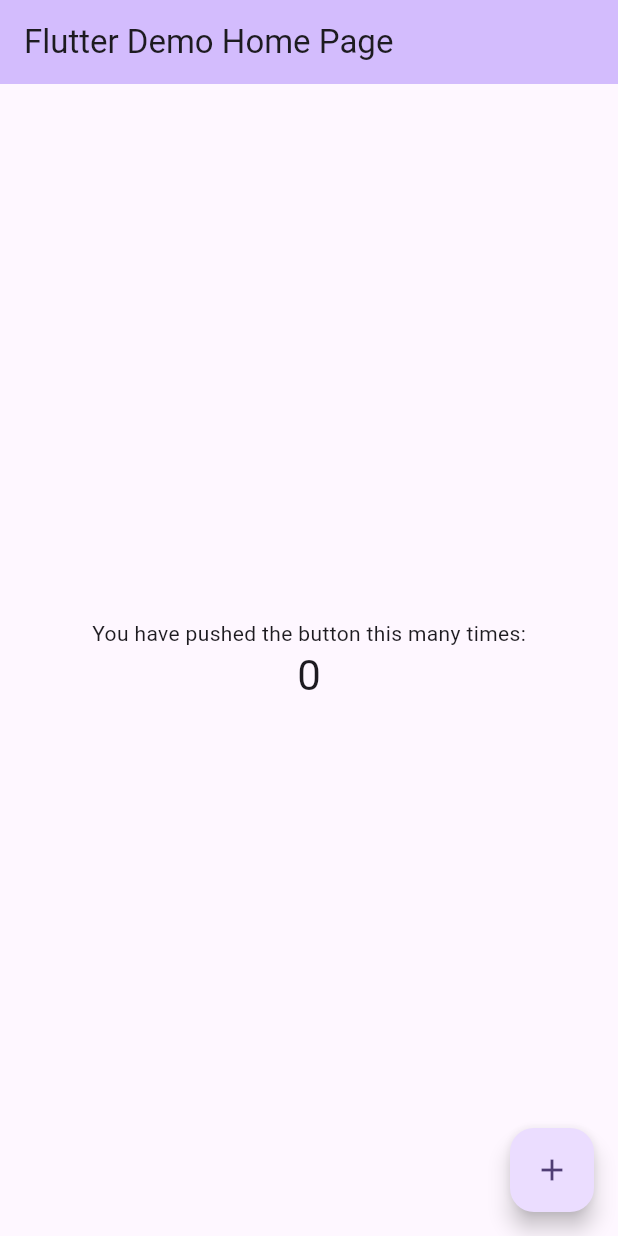
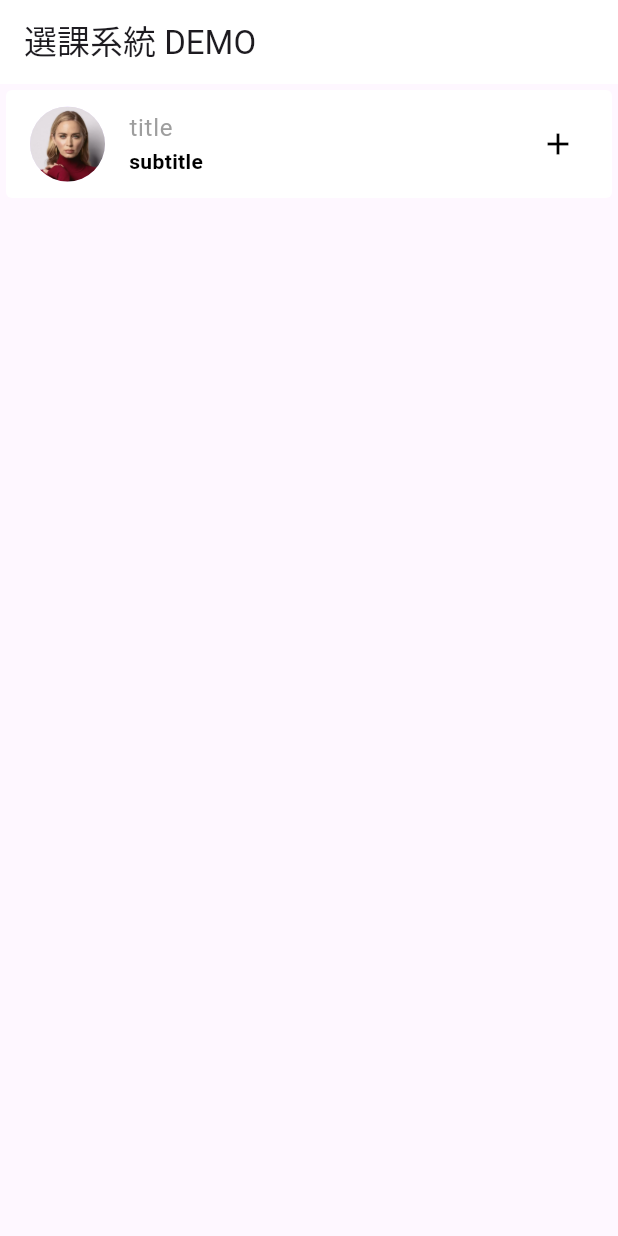
Before and after one commit to EarnyHwang/course_demo, a Flutter app: the screen it shows after launch, on a phone screen of 412 x 824 dp. Run offline on Flutter 3.47's test engine with Material 2 defaults, Android fonts, the phone set to English and light mode, and no system bars; our stand-ins replace sqflite, sqflite_common_ffi; missing offline and left inert: dart:ffi; accounts and stored records are empty.

Commit message:
元件還沒切好的版本

```diff
--- a/lib/main.dart
+++ b/lib/main.dart
@@ -4,7 +4,9 @@ import 'model/teacher.dart';
 import 'model/course.dart';
 import 'model/course_time.dart';
 import 'package:flutter/material.dart';
+import 'package:flutter/foundation.dart' show kIsWeb;
 import 'dart:developer' as developer;
+import 'package:url_launcher/url_launcher.dart';
 
 void main() {
   runApp(const MyApp());
@@ -24,22 +26,13 @@ class MyApp extends StatelessWidget {
         colorScheme: ColorScheme.fromSeed(seedColor: Colors.deepPurple),
         useMaterial3: true,
       ),
-      home: const MyHomePage(title: 'Flutter Demo Home Page'),
+      home: const MyHomePage(title: '選課系統 DEMO'),
     );
   }
 }
 
 class MyHomePage extends StatefulWidget {
   const MyHomePage({super.key, required this.title});
-
-  // This widget is the home page of your application. It is stateful, meaning
-  // that it has a State object (defined below) that contains fields that affect
-  // how it looks.
-
-  // This class is the configuration for the state. It holds the values (in this
-  // case the title) provided by the parent (in this case the App widget) and
-  // used by the build method of the State. Fields in a Widget subclass are
-  // always marked "final".
 
   final String title;
 
@@ -48,106 +41,139 @@ class MyHomePage extends StatefulWidget {
 }
 
 class _MyHomePageState extends State<MyHomePage> {
+  bool isExpanded = false;
+
   _MyHomePageState() {
     databaseService = DatabaseService();
     databaseService.initDatabase();
-    developer.log("_MyHomePageState");
-  }
-
-  int _counter = 0;
-
-  void _incrementCounter() async {
-    setState(() {
-      // This call to setState tells the Flutter framework that something has
-      // changed in this State, which causes it to rerun the build method below
-      // so that the display can reflect the updated values. If we changed
-      // _counter without calling setState(), then the build method would not be
-      // called again, and so nothing would appear to happen.
-      //_counter++;
-      //db.insertTeacher(Teacher(1, 'title', 'name', 'image'));
-    });
-/*
-    developer.log("_incrementCounter");
-    Teacher t = Teacher(1, "title", "name", "image");
-    developer.log(t.toString());
-    databaseService.insertTeacher(t);
-
-    var tt = databaseService.getTeachers();
-    developer.log(tt.toString());
-*/
-    CourseTime ct = CourseTime(7, "00:00", "12:00");
-    List<CourseTime> ctList = [];
-    ctList.add(ct);
-    Course c = Course("title", "url", ctList);
-    //c.id = 1;
-    await databaseService.insertCourse(c);
-    //c.title = 'title2';
-    //databaseService.updateCourse(c);
-
-    //databaseService.deleteCourse(1);
-
-    //List<Teacher> ts = await databaseService.getTeachers();
-    //developer.log(ts.toString());
-
-    //List<Course> cs = await databaseService.getCourses();
-    //developer.log(cs.toString());
-
-//    List<Course> cs = await databaseService.getTeacherCourses(1);
-//    developer.log(cs.toString());
   }
 
   @override
   Widget build(BuildContext context) {
-    // This method is rerun every time setState is called, for instance as done
-    // by the _incrementCounter method above.
-    //
-    // The Flutter framework has been optimized to make rerunning build methods
-    // fast, so that you can just rebuild anything that needs updating rather
-    // than having to individually change instances of widgets.
     return Scaffold(
       appBar: AppBar(
-        // TRY THIS: Try changing the color here to a specific color (to
-        // Colors.amber, perhaps?) and trigger a hot reload to see the AppBar
-        // change color while the other colors stay the same.
-        backgroundColor: Theme.of(context).colorScheme.inversePrimary,
-        // Here we take the value from the MyHomePage object that was created by
-        // the App.build method, and use it to set our appbar title.
+        backgroundColor: Colors.white,
         title: Text(widget.title),
       ),
-      body: Center(
-        // Center is a layout widget. It takes a single child and positions it
-        // in the middle of the parent.
-        child: Column(
-          // Column is also a layout widget. It takes a list of children and
-          // arranges them vertically. By default, it sizes itself to fit its
-          // children horizontally, and tries to be as tall as its parent.
-          //
-          // Column has various properties to control how it sizes itself and
-          // how it positions its children. Here we use mainAxisAlignment to
-          // center the children vertically; the main axis here is the vertical
-          // axis because Columns are vertical (the cross axis would be
-          // horizontal).
-          //
-          // TRY THIS: Invoke "debug painting" (choose the "Toggle Debug Paint"
-          // action in the IDE, or press "p" in the console), to see the
-          // wireframe for each widget.
-          mainAxisAlignment: MainAxisAlignment.center,
-          children: <Widget>[
-            const Text(
-              'You have pushed the button this many times:',
-            ),
-            Text(
-              '$_counter',
-              style: Theme.of(context).textTheme.headlineMedium,
-            ),
-          ],
-        ),
-      ),
-      floatingActionButton: FloatingActionButton(
-        onPressed: _incrementCounter,
-        tooltip: 'Increment',
-        child: const Icon(Icons.add),
-      ), // This trailing comma makes auto-formatting nicer for build methods.
+      body:
+          Column(mainAxisAlignment: MainAxisAlignment.start, children: <Widget>[
+        Card(
+            color: Colors.white,
+            shadowColor: Colors.transparent,
+            shape: RoundedRectangleBorder(
+                borderRadius: BorderRadius.all(Radius.circular(4)),
+                side: !isExpanded
+                    ? BorderSide.none
+                    : BorderSide(width: 0.5, color: Colors.black)),
+            child: ExpansionTile(
+              backgroundColor: Colors.transparent,
+              collapsedIconColor: Colors.black,
+              iconColor: Colors.black,
+              collapsedShape: RoundedRectangleBorder(
+                side: BorderSide.none,
+              ),
+              shape: RoundedRectangleBorder(
+                side: BorderSide.none,
+              ),
+              onExpansionChanged: (bool expanded) {
+                setState(() {
+                  isExpanded = expanded;
+                });
+              },
+              title: Text(
+                'title',
+                style: TextStyle(
+                    color: Colors.grey, fontWeight: FontWeight.normal),
+              ),
+              subtitle: Text('subtitle',
+                  style: TextStyle(
+                      color: Colors.black, fontWeight: FontWeight.w600)),
+              trailing: !isExpanded
+                  ? const Icon(
+                      Icons.add,
+                    )
+                  : const Icon(
+                      Icons.remove,
+                    ),
+              leading: CircleAvatar(
+                  radius: 25,
+                  backgroundImage: AssetImage(
+                      (!kIsWeb ? 'assets/' : '') + 'png/' + 'emily' + '.png')),
+              children: <Widget>[
+                const Divider(
+                  height: 5,
+                  thickness: 0.1,
+                  indent: 15,
+                  endIndent: 15,
+                  color: Colors.black,
+                ),
+                Row(
+                    mainAxisAlignment: MainAxisAlignment.spaceAround,
+                    crossAxisAlignment: CrossAxisAlignment.center,
+                    mainAxisSize: MainAxisSize.max,
+                    children: <Widget>[
+                      Align(
+                          child: Container(
+                              margin: EdgeInsets.fromLTRB(15, 0, 10, 0),
+                              child: Icon(
+                                Icons.calendar_month,
+                                color: Colors.grey,
+                              ))),
+                      Expanded(
+                          child: Column(
+                              mainAxisAlignment: MainAxisAlignment.spaceAround,
+                              crossAxisAlignment: CrossAxisAlignment.start,
+                              children: <Widget>[
+                            Text('基礎程式設計'),
+                            Text('每周二，10:00 ~ 12:00')
+                          ])),
+                      Align(
+                          child: Container(
+                              margin: EdgeInsets.all(15),
+                              child: IconButton(
+                                icon: Icon(Icons.navigate_next),
+                                onPressed: () {
+                                  _launchUrl('https://www.google.com/');
+                                },
+                              )))
+                    ]),
+                Row(
+                    mainAxisAlignment: MainAxisAlignment.spaceAround,
+                    crossAxisAlignment: CrossAxisAlignment.center,
+                    mainAxisSize: MainAxisSize.max,
+                    children: <Widget>[
+                      Align(
+                          child: Container(
+                              margin: EdgeInsets.fromLTRB(15, 0, 10, 0),
+                              child: Icon(
+                                Icons.calendar_month,
+                                color: Colors.grey,
+                              ))),
+                      Expanded(
+                          child: Column(
+                              mainAxisAlignment: MainAxisAlignment.spaceAround,
+                              crossAxisAlignment: CrossAxisAlignment.start,
+                              children: <Widget>[
+                            Text('基礎程式設計'),
+                            Text('每周二，10:00 ~ 12:00')
+                          ])),
+                      Align(
+                          child: Container(
+                              margin: EdgeInsets.all(15),
+                              child: IconButton(
+                                icon: Icon(Icons.navigate_next),
+                                onPressed: () {
+                                  _launchUrl('https://www.google.com/');
+                                },
+                              )))
+                    ]),
+              ],
+            ))
+      ]),
     );
   }
+
+  void _launchUrl(String url) async {
+    await launchUrl(Uri.parse(url));
+  }
 }
--- a/lib/model/course_time.dart
+++ b/lib/model/course_time.dart
@@ -1,18 +1,14 @@
 import 'package:sqflite_common_ffi/sqflite_ffi.dart';
 
 class CourseTime {
-  //final int id;
-  //final int courseId;
   int weekday;
   String start;
   String end;
 
-  CourseTime(/*this.id, this.courseId,*/ this.weekday, this.start, this.end);
+  CourseTime(this.weekday, this.start, this.end);
 
   Map<String, dynamic> toMap() {
     return {
-      //'id': id,
-      //'course_id': courseId,
       'weekday': weekday,
       'start': start,
       'end': end,
--- /dev/null
+++ b/lib/widget/teacherInfo.dart
@@ -0,0 +1,23 @@
+import 'package:flutter/material.dart';
+
+class TeacherInfo {
+  BuildContext _context;
+
+  TeacherInfo._create(this._context);
+
+  factory TeacherInfo.of(BuildContext context) {
+    return TeacherInfo._create(context);
+  }
+}
+
+class _TeacherInfo extends StatefulWidget {
+  @override
+  State<StatefulWidget> createState() => _TeacherInfoWidget();
+}
+
+class _TeacherInfoWidget extends State<_TeacherInfo> {
+  @override
+  Widget build(BuildContext context) {
+    return Center();
+  }
+}
--- a/pubspec.yaml
+++ b/pubspec.yaml
@@ -37,6 +37,7 @@ dependencies:
   cupertino_icons: ^1.0.2
   sqflite: ^2.3.2
   sqflite_common_ffi: ^2.3.0+4
+  url_launcher: ^6.1.14
 
 dev_dependencies:
   flutter_test:
@@ -62,7 +63,8 @@ flutter:
   uses-material-design: true
 
   # To add assets to your application, add an assets section, like this:
-  # assets:
+  assets:
+  - assets/png/
   #   - images/a_dot_burr.jpeg
   #   - images/a_dot_ham.jpeg
 
```
Also changed, not shown: assets/png/emily.png (added), pubspec.lock, 5 other files.
